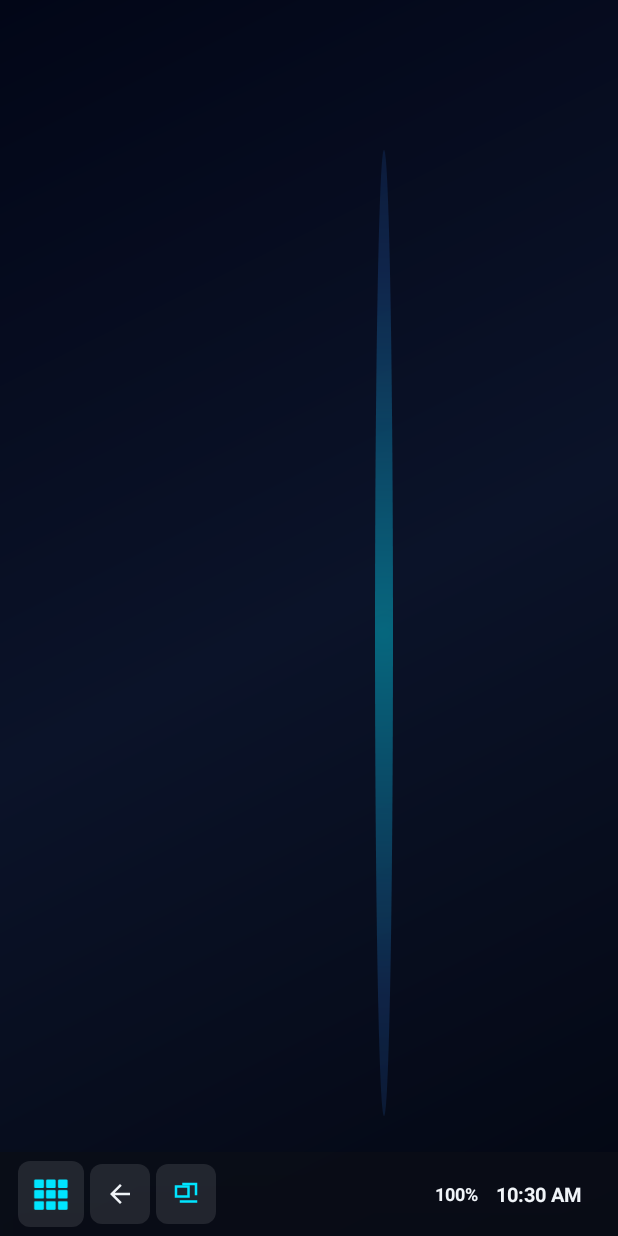
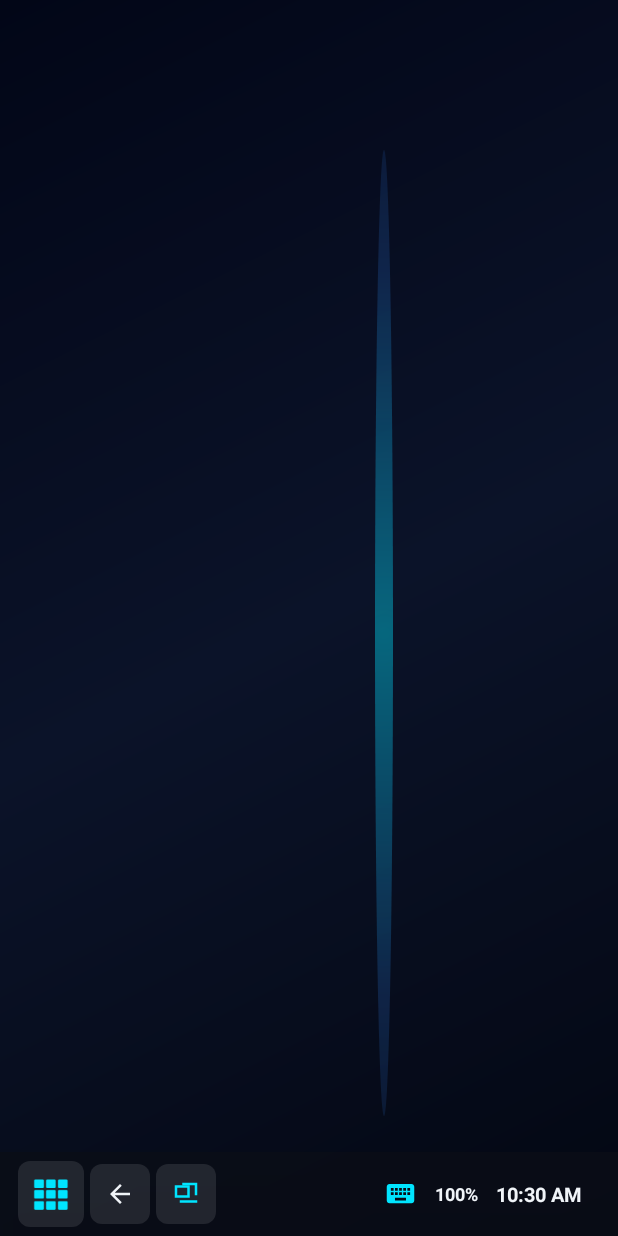
Before and after one commit to cosmicbyt123/Opendex, an Android app: the MainActivity screen opened directly, with no data from a screen before it, on a phone screen of 412 x 824 dp. Run offline under Robolectric (Android 15) with nearby library versions, the phone set to English and light mode, and no system bars.

Commit message:
feat: add virtual keyboard toggle in tray and software display dimmer

```diff
--- a/app/src/main/java/com/cosmic/opendex/MainActivity.kt
+++ b/app/src/main/java/com/cosmic/opendex/MainActivity.kt
@@ -84,6 +84,8 @@ class MainActivity : AppCompatActivity() {
     private lateinit var allAppsCountText: TextView
     private lateinit var trayBatteryText: TextView
     private lateinit var trayDisplayIcon: ImageView
+    private lateinit var trayKeyboardBtn: ImageView
+    private lateinit var brightnessDimmer: View
     private lateinit var taskbar: LinearLayout
     private lateinit var systemTray: LinearLayout
     private lateinit var runningTasksList: RecyclerView
@@ -184,6 +186,8 @@ class MainActivity : AppCompatActivity() {
         allAppsCountText = findViewById(R.id.allAppsCountText)
         trayBatteryText = findViewById(R.id.trayBatteryText)
         trayDisplayIcon = findViewById(R.id.trayDisplayIcon)
+        trayKeyboardBtn = findViewById(R.id.trayKeyboardBtn)
+        brightnessDimmer = findViewById(R.id.brightnessDimmer)
         taskbar = findViewById(R.id.taskbar)
         systemTray = findViewById(R.id.systemTray)
         runningTasksList = findViewById(R.id.runningTasksList)
@@ -355,6 +359,11 @@ class MainActivity : AppCompatActivity() {
             }
         })
 
+        trayKeyboardBtn.setOnClickListener {
+            val imm = getSystemService(Context.INPUT_METHOD_SERVICE) as android.view.inputmethod.InputMethodManager
+            imm.toggleSoftInput(android.view.inputmethod.InputMethodManager.SHOW_FORCED, 0)
+        }
+
         findViewById<View>(R.id.desktopSettingsBtn).setOnClickListener {
             showDesktopSettingsDialog()
         }
@@ -386,9 +395,14 @@ class MainActivity : AppCompatActivity() {
         brightnessSeekBar.setOnSeekBarChangeListener(object : SeekBar.OnSeekBarChangeListener {
             override fun onProgressChanged(seekBar: SeekBar?, progress: Int, fromUser: Boolean) {
                 if (fromUser) {
+                    // 1. Hardware screen brightness
                     val lp = window.attributes
                     lp.screenBrightness = (progress / 100f).coerceIn(0.05f, 1.0f)
                     window.attributes = lp
+
+                    // 2. Software Dimmer for Laptop screen / External monitor / TV!
+                    val dimAlpha = ((100 - progress) / 100f * 0.75f).coerceIn(0f, 0.75f)
+                    brightnessDimmer.alpha = dimAlpha
                 }
             }
             override fun onStartTrackingTouch(seekBar: SeekBar?) {}
--- /dev/null
+++ b/app/src/main/res/drawable/ic_keyboard.xml
@@ -0,0 +1,10 @@
+<vector xmlns:android="http://schemas.android.com/apk/res/android"
+    android:width="24dp"
+    android:height="24dp"
+    android:viewportWidth="24"
+    android:viewportHeight="24">
+    <!-- Virtual Keyboard Icon -->
+    <path
+        android:fillColor="#00E5FF"
+        android:pathData="M20,5H4C2.9,5 2,5.9 2,7v10c0,1.1 0.9,2 2,2h16c1.1,0 2,-0.9 2,-2V7C22,5.9 21.1,5 20,5z M11,8h2v2h-2V8z M11,11h2v2h-2V11z M8,8h2v2H8V8z M8,11h2v2H8V11z M7,13H5v-2h2V13z M7,10H5V8h2V10z M16,17H8v-2h8V17z M16,13h-2v-2h2V13z M16,10h-2V8h2V10z M19,13h-2v-2h2V13z M19,10h-2V8h2V10z" />
+</vector>
--- a/app/src/main/res/layout/activity_main.xml
+++ b/app/src/main/res/layout/activity_main.xml
@@ -493,6 +493,18 @@
             android:paddingStart="8dp"
             android:paddingEnd="8dp">
 
+            <!-- Virtual Keyboard Toggle Button -->
+            <ImageView
+                android:id="@+id/trayKeyboardBtn"
+                android:layout_width="22dp"
+                android:layout_height="22dp"
+                android:layout_marginEnd="12dp"
+                android:src="@drawable/ic_keyboard"
+                app:tint="@color/dex_accent_cyan"
+                android:contentDescription="Virtual Keyboard"
+                android:clickable="true"
+                android:focusable="true" />
+
             <!-- External Display Indicator -->
             <ImageView
                 android:id="@+id/trayDisplayIcon"
@@ -529,4 +541,15 @@
         </LinearLayout>
     </LinearLayout>
 
+    <!-- Software Brightness Dimmer Overlay (dims display on laptop, monitor, or phone) -->
+    <View
+        android:id="@+id/brightnessDimmer"
+        android:layout_width="match_parent"
+        android:layout_height="match_parent"
+        android:background="#000000"
+        android:alpha="0.0"
+        android:clickable="false"
+        android:focusable="false"
+        android:elevation="100dp" />
+
 </androidx.constraintlayout.widget.ConstraintLayout>
```
